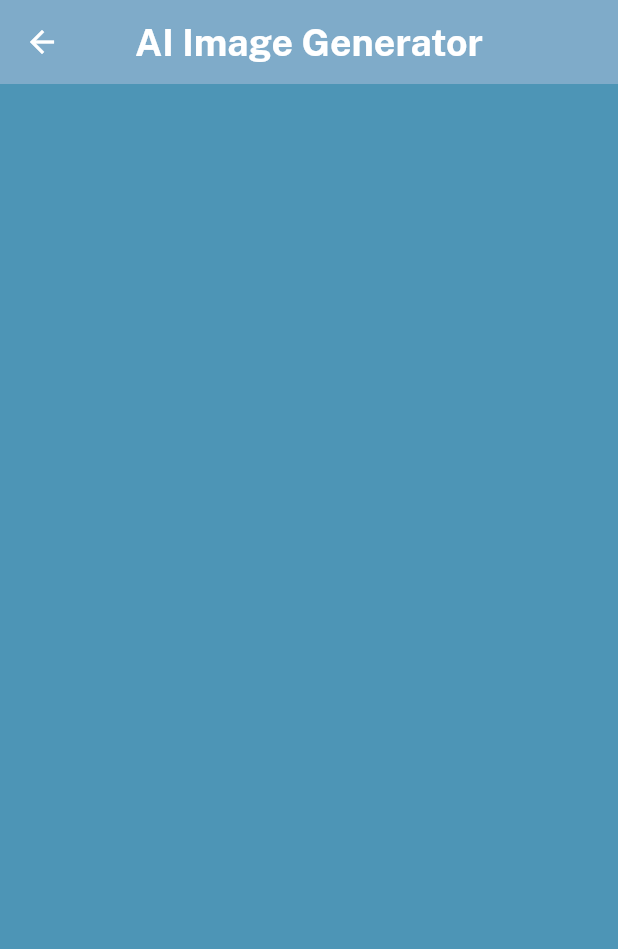
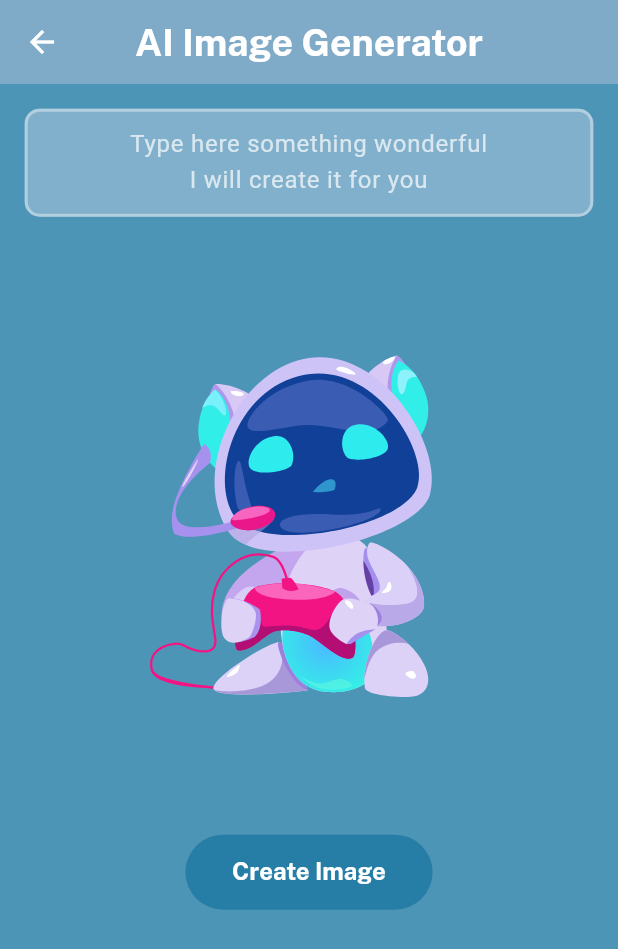
Before and after one commit to PavinDas/ChatZonAI, a Flutter app: the ImageFeatures screen opened directly, on a phone screen of 412 x 824 dp. Shown: the top 949 px of the screen. Run offline on Flutter 3.47's test engine with Material 3 defaults, Android fonts, the phone set to English and light mode, and no system bars; our stand-ins replace animated_text_kit, flutter_animate, get, hive, lottie; accounts and stored records are empty; statements that could not run were skipped; project files that could hold a hidden picture were left out.

Commit message:
Image Generatr UI Created

```diff
--- /dev/null
+++ b/lib/controllers/image_controller.dart
@@ -0,0 +1,13 @@
+import 'package:flutter/material.dart';
+import 'package:get/get.dart';
+
+class ImageController extends GetxController {
+  final textC = TextEditingController();
+
+  Future<void> askQuestion() async {
+    if (textC.text.trim().isNotEmpty) {
+      textC.text = '';
+    }
+    textC.clear();
+  }
+}
--- a/lib/screens/features/image_features.dart
+++ b/lib/screens/features/image_features.dart
@@ -1,7 +1,12 @@
 import 'package:chatzon_ai/constants/colors.dart';
+import 'package:chatzon_ai/constants/global.dart';
+import 'package:chatzon_ai/constants/images.dart';
 import 'package:chatzon_ai/constants/strings.dart';
 import 'package:chatzon_ai/constants/styles.dart';
+import 'package:chatzon_ai/controllers/image_controller.dart';
+import 'package:chatzon_ai/widgets/custom_button.dart';
 import 'package:flutter/material.dart';
+import 'package:lottie/lottie.dart';
 
 class ImageFeatures extends StatefulWidget {
   const ImageFeatures({super.key});
@@ -11,6 +16,7 @@ class ImageFeatures extends StatefulWidget {
 }
 
 class _ImageFeaturesState extends State<ImageFeatures> {
+  final _c = ImageController();
   @override
   Widget build(BuildContext context) {
     return Scaffold(
@@ -25,7 +31,71 @@ class _ImageFeaturesState extends State<ImageFeatures> {
       //! Body
       body: SafeArea(
         child: ListView(
-          children: [],
+          physics: const BouncingScrollPhysics(),
+          padding: EdgeInsets.only(
+            top: mq.height * .02,
+            bottom: mq.height * .1,
+            left: mq.width * .04,
+            right: mq.width * .04,
+          ),
+          children: [
+            //* Text Form Field
+            TextFormField(
+              controller: _c.textC,
+              textAlign: TextAlign.center,
+              minLines: 2,
+              maxLines: null,
+
+              //* Text Form Field Styling
+              decoration: InputDecoration(
+                filled: true,
+                isDense: true,
+                focusColor: whiteColor,
+                fillColor: bgColor,
+                hintText:
+                    'Type here something wonderful\nI will create it for you',
+                hintStyle: TextStyle(
+                  color: whiteColor.withOpacity(
+                    .7,
+                  ),
+                ),
+                focusedBorder: OutlineInputBorder(
+                  borderRadius: BorderRadius.circular(
+                    10.0,
+                  ),
+                  borderSide: const BorderSide(
+                    color: textColor,
+                  ),
+                ),
+                enabledBorder: OutlineInputBorder(
+                  borderRadius: BorderRadius.circular(
+                    10.0,
+                  ),
+                  borderSide: const BorderSide(
+                    color: textColor,
+                    width: 2.0,
+                  ),
+                ),
+              ),
+              onTapOutside: (event) => FocusScope.of(context).unfocus(),
+            ),
+
+            //* Ai Image
+            Container(
+              height: mq.height * .5,
+              alignment: Alignment.center,
+              child: Lottie.asset(
+                aiPlay,
+                height: mq.height * .3,
+              ),
+            ),
+
+            //* Button
+            CustomButton(
+              onTap: () {},
+              text: 'Create Image',
+            ),
+          ],
         ),
       ),
     );
--- a/lib/screens/onboarding_screen.dart
+++ b/lib/screens/onboarding_screen.dart
@@ -3,6 +3,7 @@ import 'package:chatzon_ai/constants/global.dart';
 import 'package:chatzon_ai/constants/images.dart';
 import 'package:chatzon_ai/models/onboard.dart';
 import 'package:chatzon_ai/screens/home_screen.dart';
+import 'package:chatzon_ai/widgets/custom_button.dart';
 import 'package:flutter/material.dart';
 import 'package:get/get.dart';
 import 'package:lottie/lottie.dart';
@@ -103,21 +104,8 @@ class OnboardingScreen extends StatelessWidget {
               const Spacer(),
 
               //* Button
-              ElevatedButton(
-                style: ElevatedButton.styleFrom(
-                  backgroundColor: secColor,
-                  foregroundColor: whiteColor,
-                  elevation: 0,
-                  minimumSize: Size(
-                    mq.width * .4,
-                    50,
-                  ),
-                  textStyle: const TextStyle(
-                    fontSize: 16,
-                    fontFamily: bold,
-                  ),
-                ),
-                onPressed: () {
+              CustomButton(
+                onTap: () {
                   if (isLast) {
                     Get.off(
                       () => const HomeScreen(),
@@ -131,9 +119,7 @@ class OnboardingScreen extends StatelessWidget {
                     );
                   }
                 },
-                child: Text(
-                  isLast ? finish : next,
-                ),
+                text: isLast ? finish : next,
               ),
               SizedBox(
                 height: mq.height * .05,
--- /dev/null
+++ b/lib/widgets/custom_button.dart
@@ -0,0 +1,36 @@
+import 'package:chatzon_ai/constants/colors.dart';
+import 'package:chatzon_ai/constants/global.dart';
+import 'package:chatzon_ai/constants/strings.dart';
+import 'package:chatzon_ai/constants/styles.dart';
+import 'package:flutter/material.dart';
+
+class CustomButton extends StatelessWidget {
+  final VoidCallback onTap;
+  final String text;
+  const CustomButton({super.key, required this.onTap, required this.text});
+
+  @override
+  Widget build(BuildContext context) {
+    return
+        //* Button
+        Align(
+      child: ElevatedButton(
+        style: ElevatedButton.styleFrom(
+          backgroundColor: secColor,
+          foregroundColor: whiteColor,
+          elevation: 0,
+          minimumSize: Size(
+            mq.width * .4,
+            50,
+          ),
+          textStyle: const TextStyle(
+            fontSize: 16,
+            fontFamily: bold,
+          ),
+        ),
+        onPressed: onTap,
+        child: Text(text),
+      ),
+    );
+  }
+}
```
